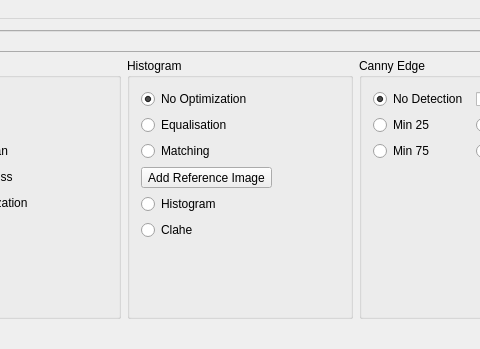
First picture: the form in mainwindow.ui, repository jasonjin34/hiwi-imageprocessing, before the edit; both pictures show x 350 to 830 and y 0 to 349 of the 947 by 702 pixel window.
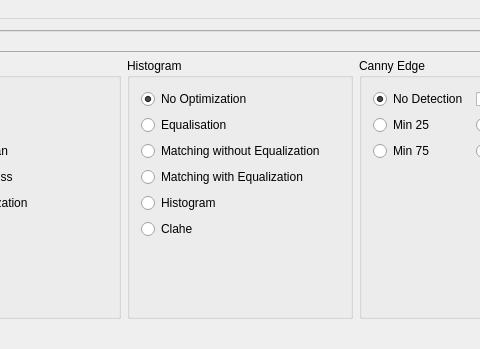
Second picture: the form after the edit.

Commit message: add two histogram matching function, message class for signal andslot

```diff
--- a/mainwindow.ui
+++ b/mainwindow.ui
@@ -210,16 +210,16 @@
           </widget>
          </item>
          <item>
-          <widget class="QRadioButton" name="optHisMatching">
+          <widget class="QRadioButton" name="optHisMatchingnoEqu">
            <property name="text">
-            <string>Matching</string>
+            <string>Matching without Equalization</string>
            </property>
           </widget>
          </item>
          <item>
-          <widget class="QToolButton" name="referenceImageFile">
+          <widget class="QRadioButton" name="optHisMatching">
            <property name="text">
-            <string>Add Reference Image</string>
+            <string>Matching with Equalization</string>
            </property>
           </widget>
          </item>
```
The commit also changes 10 other files.
